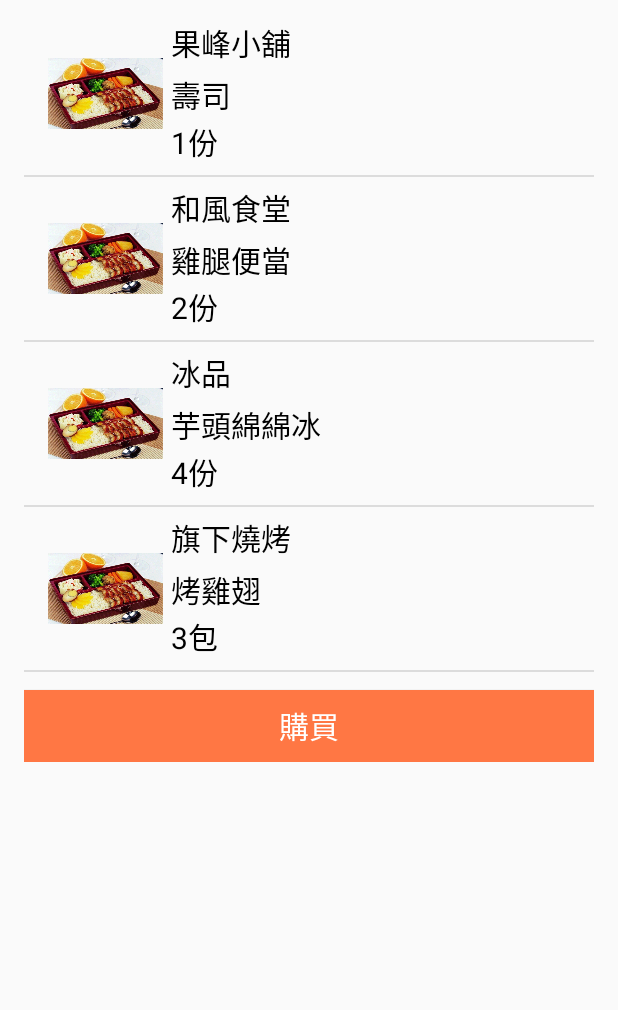
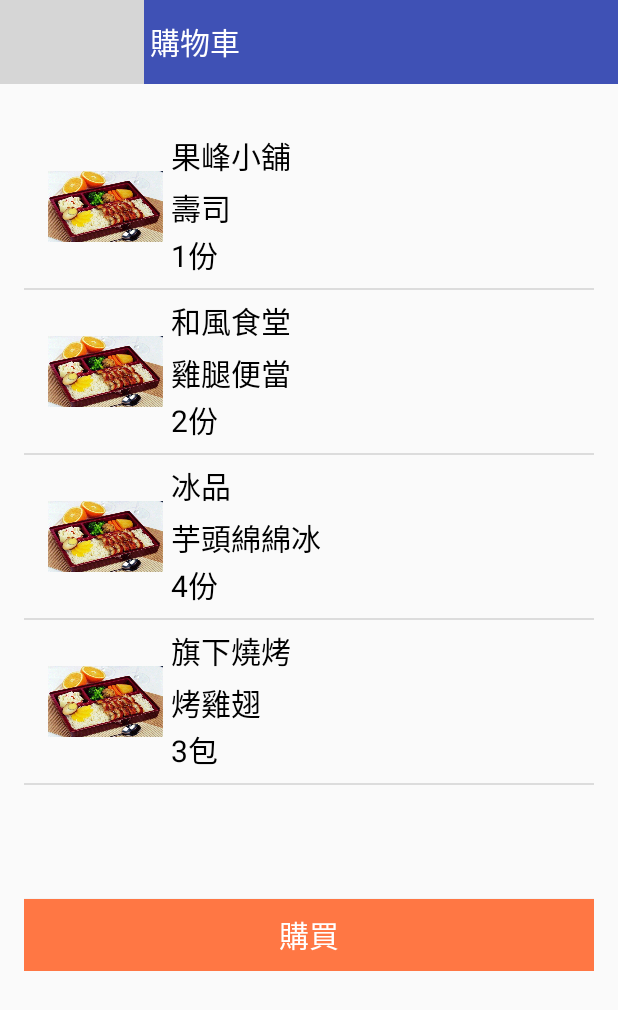
Before and after one commit to 107bento/App, an Android app: the shopping_cart screen opened directly, with no data from a screen before it, on a phone screen of 412 x 824 dp. Shown: the top 1010 px of the screen. Run offline under Robolectric (Android 15) with nearby library versions, the phone set to English and light mode, and no system bars; grey boxes are pictures that could not be loaded.

Commit message:
toolbar相關設定
建立一toolbar頁面，供頁面加上toolbar，並在Java設定啟用

```diff
--- a/Bento/app/src/main/java/com/example/aishalien/bento/profile.java
+++ b/Bento/app/src/main/java/com/example/aishalien/bento/profile.java
@@ -43,7 +43,7 @@ public class profile extends AppCompatActivity {
         // 背景顏色
         toolbar.setBackgroundColor(getResources().getColor(R.color.white));
         // nav返回鍵
-        toolbar.setNavigationIcon(getResources().getDrawable(R.drawable.ic_back_arrow));
+        toolbar.setNavigationIcon(R.drawable.ic_arrow_back_black_24dp);
         setSupportActionBar(toolbar);
 
         getSupportActionBar().setDisplayHomeAsUpEnabled(true);
--- a/Bento/app/src/main/java/com/example/aishalien/bento/shopping_cart.java
+++ b/Bento/app/src/main/java/com/example/aishalien/bento/shopping_cart.java
@@ -3,8 +3,13 @@ package com.example.aishalien.bento;
 import android.app.Activity;
 import android.app.ListActivity;
 import android.content.Intent;
+import android.os.Build;
 import android.os.Bundle;
+import android.support.v7.app.ActionBar;
+import android.support.v7.app.AppCompatActivity;
+import android.support.v7.widget.Toolbar;
 import android.view.View;
+import android.view.WindowManager;
 import android.widget.AdapterView;
 import android.widget.ListView;
 import android.widget.SimpleAdapter;
@@ -15,10 +20,11 @@ import java.util.HashMap;
 import java.util.List;
 import java.util.Map;
 
-public class shopping_cart extends Activity {
+public class shopping_cart extends AppCompatActivity {
     //目標放入的MAP
     List<Map<String,Object>> mList;
     ListView cartListView;
+    private Toolbar mtoolbar;
 
     @Override
     protected void onCreate(Bundle savedInstanceState) {
@@ -65,5 +71,21 @@ public class shopping_cart extends Activity {
                 }
             }
         });
+
+//        toolbar
+        mtoolbar = (Toolbar) findViewById(R.id.tb_toolbar);
+        // 設置toolbar標題
+        mtoolbar.setTitle(R.string.car);
+        // 設置標題顏色
+        mtoolbar.setTitleTextColor(getResources().getColor(android.R.color.white));
+        // 設置狀態欄透明
+        if (Build.VERSION.SDK_INT >= Build.VERSION_CODES.KITKAT) {
+            WindowManager.LayoutParams localLayoutParams = getWindow().getAttributes();
+            localLayoutParams.flags = (WindowManager.LayoutParams.FLAG_TRANSLUCENT_STATUS | localLayoutParams.flags);
+        }
+        // 設置啟用toolbar
+        setSupportActionBar(mtoolbar);
+        // 設置返回按鍵作用
+        getSupportActionBar().setDisplayHomeAsUpEnabled(true);
     }
 }
--- a/Bento/app/src/main/res/layout/activity_shopping_cart.xml
+++ b/Bento/app/src/main/res/layout/activity_shopping_cart.xml
@@ -6,15 +6,27 @@
     修改項目：微調、padding、button
     ***
         Q1:listview無法設定以其內容作為其高度
-    Q2:沒有上方bar?
+        解決>>Q2:沒有上方bar?
+    ***
+    (2)
+    10/23
+    yttsai
+    增加toolbar、調整layout
 -->
-<ScrollView
+<LinearLayout
     xmlns:android="http://schemas.android.com/apk/res/android"
     xmlns:app="http://schemas.android.com/apk/res-auto"
     android:layout_width="match_parent"
+    android:layout_height="match_parent"
+    android:orientation="vertical">
+
+    <include layout="@layout/toolbar"/>
+
+    <ScrollView
+        android:layout_width="match_parent"
         android:layout_height="match_parent">
 
-    <RelativeLayout
+        <LinearLayout
             android:layout_width="match_parent"
             android:layout_height="match_parent"
             android:paddingRight="@dimen/padding_left_and_right"
@@ -41,10 +53,10 @@
                 android:layout_width="match_parent"
                 android:layout_height="wrap_content"
                 android:layout_marginTop="@dimen/activity_vertical_margin"
-            android:layout_alignParentBottom="true"
                 android:background="#FF7744"
                 android:text="購買"
                 android:textColor="@android:color/white"
                 android:textSize="@dimen/text_title" />
-    </RelativeLayout>
+        </LinearLayout>
     </ScrollView>
+</LinearLayout>
--- /dev/null
+++ b/Bento/app/src/main/res/layout/toolbar.xml
@@ -0,0 +1,18 @@
+<?xml version="1.0" encoding="utf-8"?>
+<!--
+    一個有返回鍵的toolbar
+-->
+<android.support.v7.widget.Toolbar xmlns:android="http://schemas.android.com/apk/res/android"
+    xmlns:app="http://schemas.android.com/apk/res-auto"
+    android:id="@+id/tb_toolbar"
+    android:layout_width="match_parent"
+    android:layout_height="wrap_content"
+    android:minHeight="?actionBarSize"
+    android:background="@color/colorPrimary"
+    android:fitsSystemWindows="true"
+    app:theme="@style/ThemeOverlay.AppCompat.Dark.ActionBar"
+    app:popupTheme="@style/ThemeOverlay.AppCompat.Light"
+    app:title="@string/app_name"
+    app:titleTextColor="@android:color/white"
+    app:navigationIcon="@drawable/ic_arrow_back_black_24dp">
+</android.support.v7.widget.Toolbar>
--- a/Bento/app/src/main/res/menu/menu_profile.xml
+++ b/Bento/app/src/main/res/menu/menu_profile.xml
@@ -6,7 +6,7 @@
     <item android:id="@+id/action_edit"
         android:title="@string/action_edit"
         android:orderInCategory="80"
-        android:icon="@drawable/ic_edit"
+        android:icon="@drawable/ic_edit_black_24dp"
         app:showAsAction="ifRoom" />
 
 </menu>
```
Also changed, not shown: Bento/app/src/main/java/com/example/aishalien/bento/application_fillment.java (+21 -0 lines), Bento/app/src/main/java/com/example/aishalien/bento/meal_purchase.java (+20 -0 lines), Bento/app/src/main/java/com/example/aishalien/bento/modification_shopping_car.java (+21 -0 lines), Bento/app/src/main/java/com/example/aishalien/bento/store_menu.java (+23 -4 lines), Bento/app/src/main/res/layout/activity_application_fillment.xml (+14 -0 lines), Bento/app/src/main/res/layout/activity_meal_purchase.xml (+8 -0 lines), Bento/app/src/main/res/layout/activity_modification_shopping_car.xml (+15 -1 lines), Bento/app/src/main/res/layout/store_menu.xml (+7 -1 lines). Lines whose indentation alone changed are shown as unchanged.
